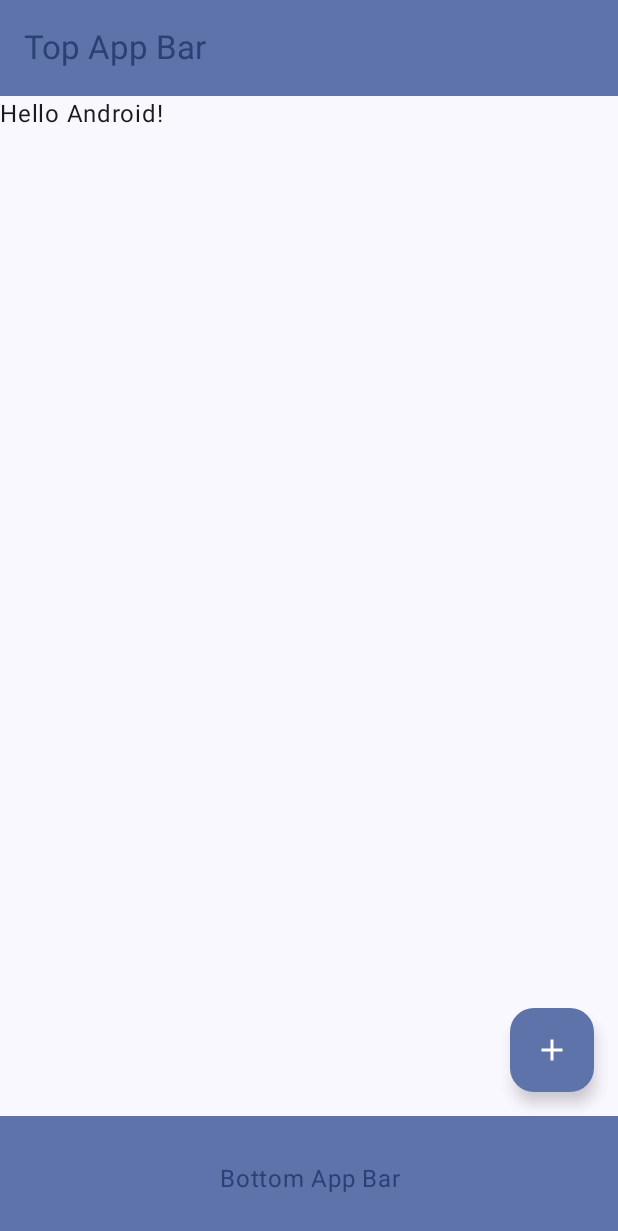
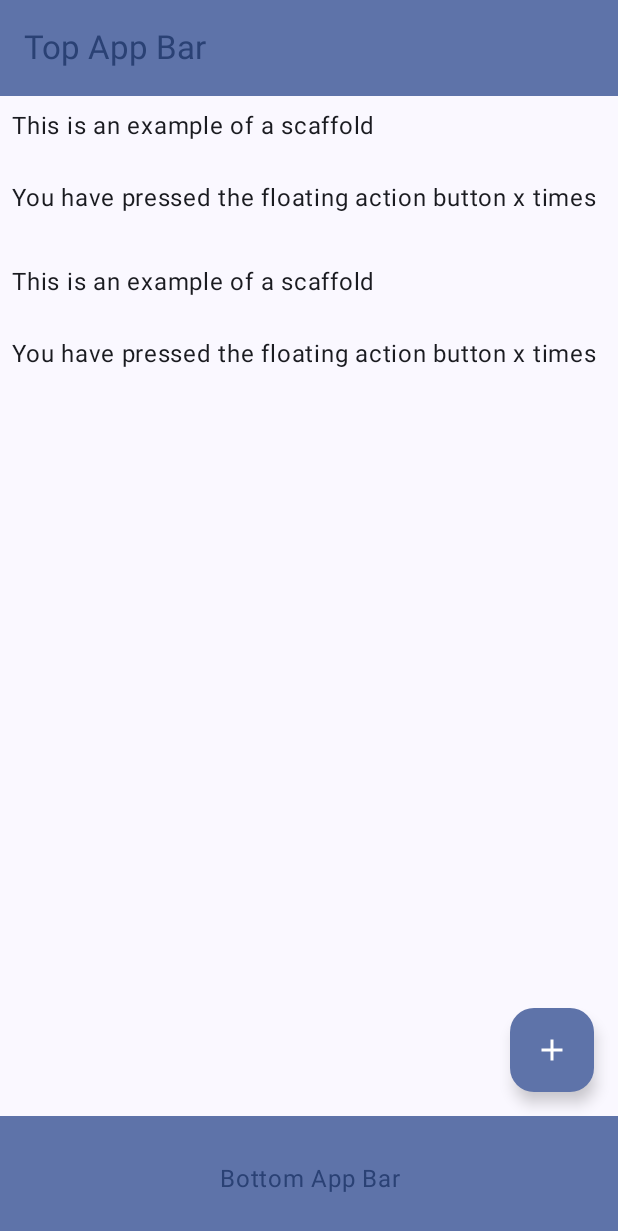
Before and after one commit to ji-circle/mobile6, an Android app built with Jetpack Compose: the screen it shows after launch (MainActivity), on a phone screen of 412 x 824 dp. Shown: the top 1231 px of the screen. Run offline under Robolectric (Android 15) with nearby library versions, the phone set to English and light mode, and no system bars.

Commit message:
add : body 부분에 텍스트 배치

```diff
--- a/app/src/main/java/com/example/secondapp6/MainActivity.kt
+++ b/app/src/main/java/com/example/secondapp6/MainActivity.kt
@@ -4,6 +4,8 @@ import android.os.Bundle
 import androidx.activity.ComponentActivity
 import androidx.activity.compose.setContent
 import androidx.activity.enableEdgeToEdge
+import androidx.compose.foundation.layout.Arrangement
+import androidx.compose.foundation.layout.Column
 import androidx.compose.foundation.layout.fillMaxSize
 import androidx.compose.foundation.layout.fillMaxWidth
 import androidx.compose.foundation.layout.padding
@@ -22,6 +24,7 @@ import androidx.compose.runtime.Composable
 import androidx.compose.ui.Modifier
 import androidx.compose.ui.text.style.TextAlign
 import androidx.compose.ui.tooling.preview.Preview
+import androidx.compose.ui.unit.dp
 import com.example.secondapp6.ui.theme.SecondApp6Theme
 
 class MainActivity : ComponentActivity() {
@@ -56,23 +59,46 @@ class MainActivity : ComponentActivity() {
                             )
                         }
                     },
-
-                    //scaffold 안에 fab가 하나의 컴포넌트로 되어있음! (클릭 가능 )
-                    //fab도 람다함수로 넣기
                     floatingActionButton = {
                         FloatingActionButton(onClick = {}) {
-                            //Icon 선택 시 이미지벡터가 있는 거를 선택하기
-                            //시각장애인이나 이거에 대한 설명이 필요한 경우를 위해 넣는 것...
                             Icon(imageVector = Icons.Default.Add, contentDescription = "Add")
-
                         }
-
                     }
                 ) { innerPadding ->
-                    Greeting(
-                        name = "Android",
+                    // 하단 지움
+//                    Greeting(
+//                        name = "Android",
+//                        modifier = Modifier.padding(innerPadding)
+//                    )
+                    //이부분에서 fab나 top, bottombar 사이의 body 부분의 것들 수정함
+                    //컬럼에서 시스템이 주는 여백을 반영해줄것임...
+                    //  그리고 이 안의 텍스트 등 내용물(컴포넌트들)의 배치, 배열과 관련된 수정은 컬럼 뒤 () 안에서 하기
+                    Column(
+                        verticalArrangement = Arrangement.spacedBy(16.dp),
                         modifier = Modifier.padding(innerPadding)
-                    )
+                    ) {
+                        //이 아래에 Text() 로 텍스트 여러 개 각각 보여줄 수 있음.  쉼표 안 해도 됨
+                        Text(
+                            //body 부분에 나타나는 텍스트의 패딩을 여기서 준다
+                            modifier = Modifier.padding((8.dp)),
+                            text =
+                                """
+                                    This is an example of a scaffold
+
+                                    You have pressed the floating action button x times
+                                """.trimIndent()
+                        )
+                        Text(
+                            //body 부분에 나타나는 텍스트의 패딩을 여기서 준다
+                            modifier = Modifier.padding((8.dp)),
+                            text =
+                            """
+                                    This is an example of a scaffold
+
+                                    You have pressed the floating action button x times
+                                """.trimIndent()
+                        )
+                    }
                 }
             }
         }
```
